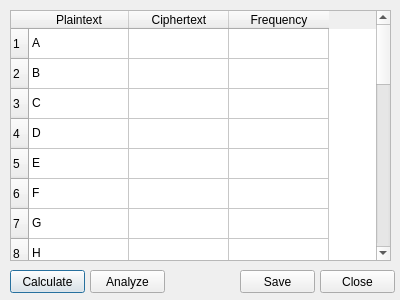
The window that ui/LetterFrequencyDialogUI.ui (ProPane865/CryptAnalyst) describes before a commit, drawn with Qt 5.
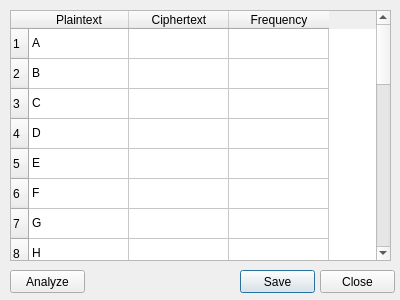
The same window after the commit.

Commit message: Fixed some bugs, implemented about screen

```diff
--- a/ui/LetterFrequencyDialogUI.ui
+++ b/ui/LetterFrequencyDialogUI.ui
@@ -25,19 +25,6 @@
   <property name="windowTitle">
    <string>Letter Frequency</string>
   </property>
-  <widget class="QPushButton" name="calculateButton">
-   <property name="geometry">
-    <rect>
-     <x>10</x>
-     <y>270</y>
-     <width>75</width>
-     <height>23</height>
-    </rect>
-   </property>
-   <property name="text">
-    <string>Calculate</string>
-   </property>
-  </widget>
   <widget class="QTableWidget" name="freqTable">
    <property name="geometry">
     <rect>
@@ -352,7 +339,7 @@
   <widget class="QPushButton" name="analyzeButton">
    <property name="geometry">
     <rect>
-     <x>90</x>
+     <x>10</x>
      <y>270</y>
      <width>75</width>
      <height>23</height>
```
The commit also changes 7 other files.
